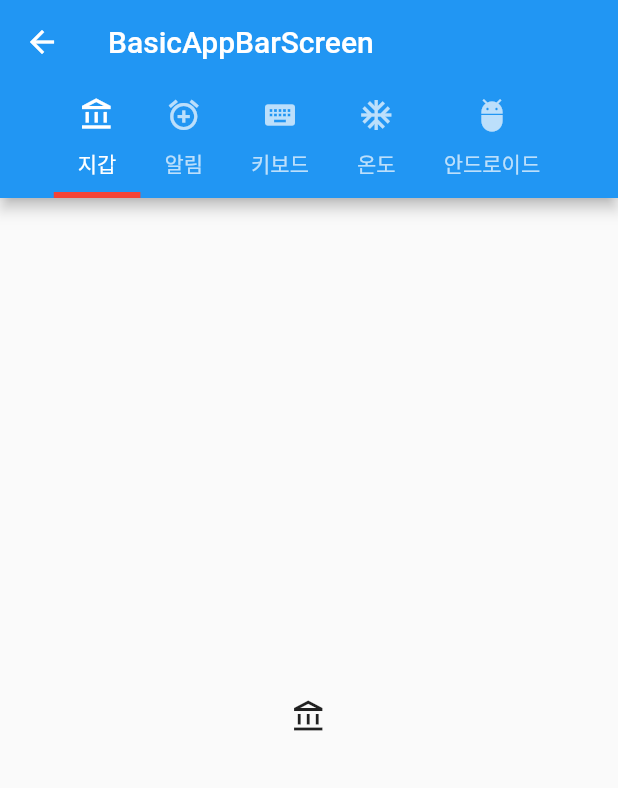
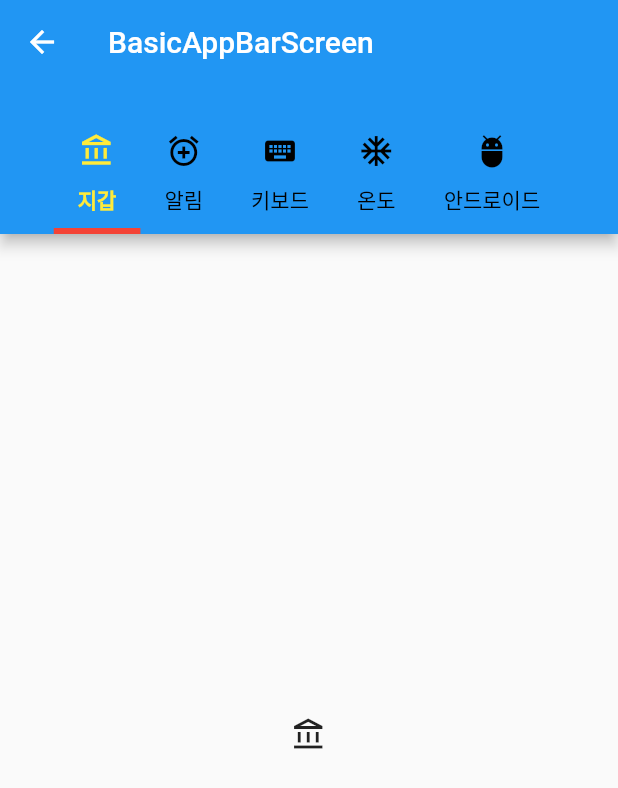
Before and after one commit to sweetswift/tabbar, a Flutter app: the BasicAppbarTabbarScreen screen opened directly, on a phone screen of 412 x 824 dp. Shown: the top 788 px of the screen. Run offline on Flutter 3.47's test engine with Material 2 defaults, Android fonts, the phone set to English and light mode, and no system bars.

```diff
--- a/lib/screen/basic_appbar_tabbar_screen.dart
+++ b/lib/screen/basic_appbar_tabbar_screen.dart
@@ -11,11 +11,24 @@ class BasicAppbarTabbarScreen extends StatelessWidget {
       child: Scaffold(
         appBar: AppBar(
           title: Text('BasicAppBarScreen'),
-          bottom: TabBar(
+          bottom: PreferredSize(
+            preferredSize: Size.fromHeight(100),
+            child:  Row(
+              mainAxisAlignment: MainAxisAlignment.center,
+              children: [
+                TabBar(
                   indicatorColor: Colors.red,
                   indicatorWeight: 4.0,
                   indicatorSize: TabBarIndicatorSize.tab,
                   isScrollable: true,
+                  labelColor: Colors.yellow,
+                  unselectedLabelColor: Colors.black,
+                  labelStyle: TextStyle(
+                    fontWeight: FontWeight.w700,
+                  ),
+                  unselectedLabelStyle: TextStyle(
+                    fontWeight: FontWeight.w100,
+                  ),
                   tabs: TABS
                       .map(
                         (e) =>
@@ -30,6 +43,9 @@ class BasicAppbarTabbarScreen extends StatelessWidget {
                   )
                       .toList(),
                 ),
+              ],
+            ),
+          )
         ),
         body: TabBarView(
           physics: NeverScrollableScrollPhysics(), //양옆 스크롤 막기
```
Lines whose indentation alone changed are shown as unchanged.
